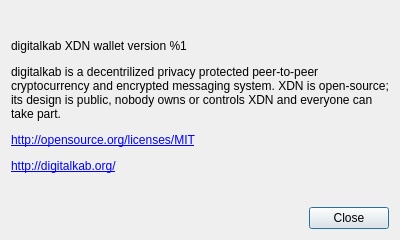
The window that src/gui/ui/aboutdialog.ui (Mythicaler/digitalkabwallet) describes before a commit, drawn with Qt 5.
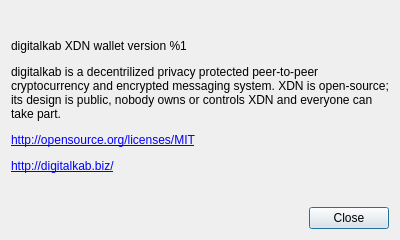
The same window after the commit.

Commit message: Merge branch 'master'

The edit to the form file:
```diff
--- a/src/gui/ui/aboutdialog.ui
+++ b/src/gui/ui/aboutdialog.ui
@@ -41,7 +41,7 @@
       </sizepolicy>
      </property>
      <property name="text">
-      <string>&lt;html&gt;&lt;head/&gt;&lt;body&gt;&lt;p&gt;digitalkab XDN wallet version %1&lt;/p&gt;&lt;p&gt;digitalkab is a decentrilized privacy protected peer-to-peer cryptocurrency and encrypted messaging system. XDN is open-source; its design is public, nobody owns or controls XDN and everyone can take part.&lt;/p&gt;&lt;p&gt;&lt;a href=&quot;http://opensource.org/licenses/MIT&quot;&gt;&lt;span style=&quot; text-decoration: underline; color:#0000ff;&quot;&gt;http://opensource.org/licenses/MIT&lt;/span&gt;&lt;/a&gt;&lt;/p&gt;&lt;p&gt;&lt;a href=&quot;http://digitalkab.org/&quot;&gt;&lt;span style=&quot; text-decoration: underline; color:#0000ff;&quot;&gt;http://digitalkab.org/&lt;/span&gt;&lt;/a&gt;&lt;/p&gt;&lt;/body&gt;&lt;/html&gt;</string>
+      <string>&lt;html&gt;&lt;head/&gt;&lt;body&gt;&lt;p&gt;digitalkab XDN wallet version %1&lt;/p&gt;&lt;p&gt;digitalkab is a decentrilized privacy protected peer-to-peer cryptocurrency and encrypted messaging system. XDN is open-source; its design is public, nobody owns or controls XDN and everyone can take part.&lt;/p&gt;&lt;p&gt;&lt;a href=&quot;http://opensource.org/licenses/MIT&quot;&gt;&lt;span style=&quot; text-decoration: underline; color:#0000ff;&quot;&gt;http://opensource.org/licenses/MIT&lt;/span&gt;&lt;/a&gt;&lt;/p&gt;&lt;p&gt;&lt;a href=&quot;http://digitalkab.biz/&quot;&gt;&lt;span style=&quot; text-decoration: underline; color:#0000ff;&quot;&gt;http://digitalkab.biz/&lt;/span&gt;&lt;/a&gt;&lt;/p&gt;&lt;/body&gt;&lt;/html&gt;</string>
      </property>
      <property name="textFormat">
       <enum>Qt::RichText</enum>
```
The commit also changes 1 other file.
